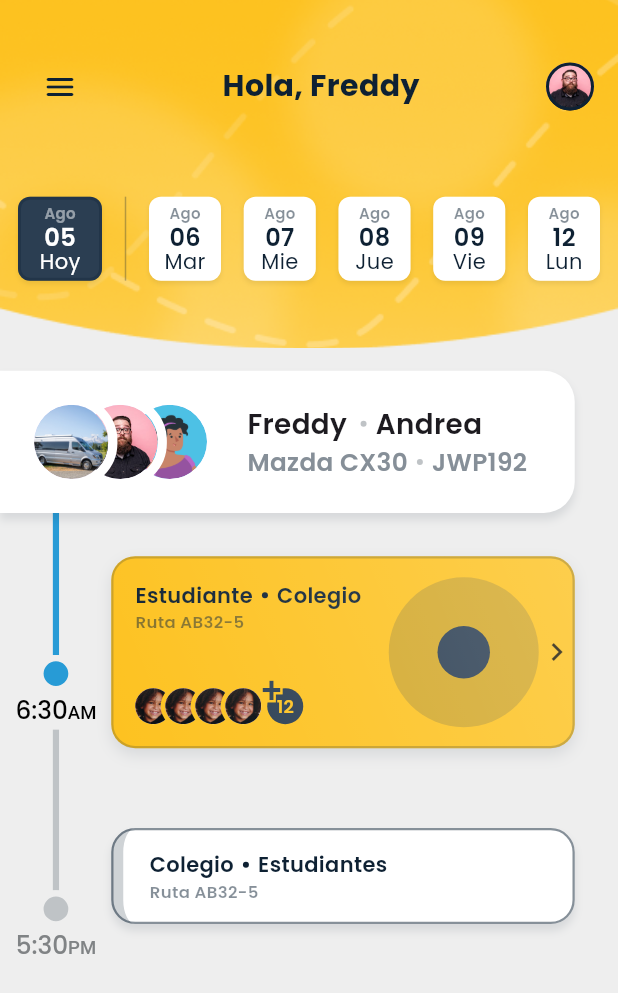
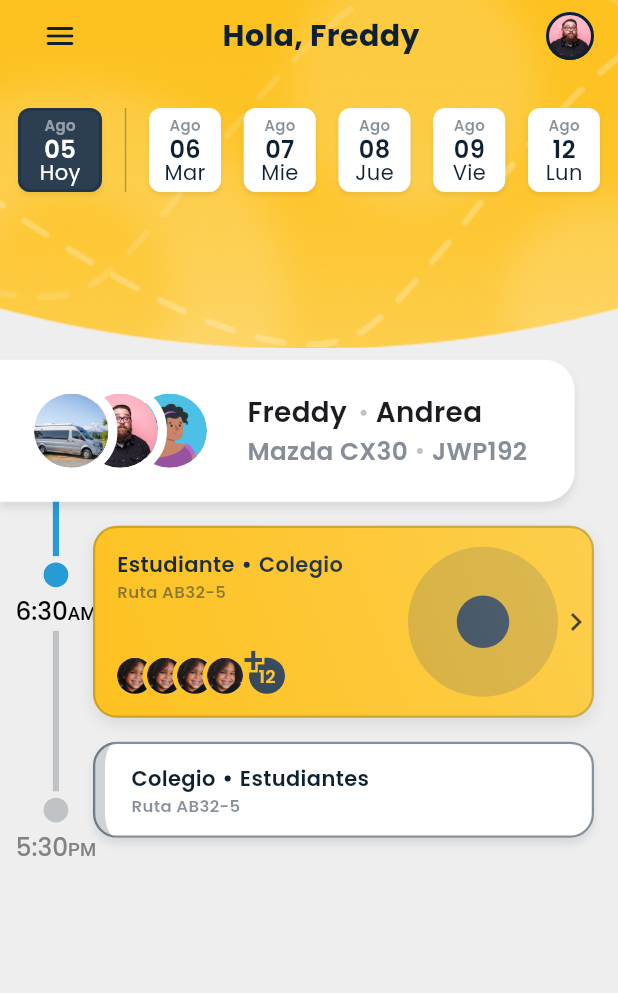
Before and after one commit to Francisco-V98/dashboard_busbanz_practice, a Flutter app: the PrincipalPage screen opened by its route, on a phone screen of 412 x 824 dp. Shown: the top 993 px of the screen. Run offline on Flutter 3.47's test engine with Material 3 defaults, Android fonts, the phone set to English and light mode, and no system bars; our stand-ins replace flutter_riverpod, go_router.

Commit message:
finish practice principal screen

```diff
--- a/lib/screens/Principal_Page/principal_page.dart
+++ b/lib/screens/Principal_Page/principal_page.dart
@@ -5,71 +5,92 @@ class PrincipalPage extends StatelessWidget {
 
   @override
   Widget build(BuildContext context) {
-    final size = MediaQuery.of(context).size;
-
-    return Scaffold(
+    return const Scaffold(
       backgroundColor: AppColors.bgBotLight,
       body: Column(
+        crossAxisAlignment: CrossAxisAlignment.start,
         children: [
-          Expanded(
-            child: Stack(
-              children: [
-                AspectRatio(
-                  aspectRatio: 16 / 9,
-                  child: Image.asset(
-                    "assets/images/fondo_amarillo.png",
-                    fit: BoxFit.cover,
-                  ),
-                ),
-                Positioned(
-                  top: size.height * 0.13,
-                  left: 0,
-                  right: 0,
-                  child: const CalendarContainerGroup(),
-                ),
-                SizedBox(
-                  height: size.height * 0.14,
-                  child: const Center(
-                    child: AppBarBusbanz(
-                      title: "Hola, Freddy",
-                      image: "assets/images/imagen_de_conductor.png",
-                    ),
-                  ),
-                ),
-                Positioned(
-                  top: size.height * 0.4,
-                  child: const TimeLine(),
-                ),
-                Positioned(
-                  top: size.height * 0.45,
-                  right: size.width * 0.07,
-                  width: size.width * 0.75,
-                  child: const CardActiveRoute(
+          HeaderSection(),
+          SizedBox(height: 8),
+          BodySection(),
+        ],
+      ),
+    );
+  }
+}
+
+class BodySection extends StatelessWidget {
+  const BodySection({
+    super.key,
+  });
+
+  @override
+  Widget build(BuildContext context) {
+    return const Stack(
+      children: [
+        Padding(
+          padding: EdgeInsets.only(top: 24),
+          child: TimeLine(),
+        ),
+        Column(
+          crossAxisAlignment: CrossAxisAlignment.start,
+          children: [
+            TimeLineHeader(),
+            SizedBox(height: 16),
+            Padding(
+              padding: EdgeInsets.only(left: 62, right: 16),
+              child: Column(
+                children: [
+                  CardActiveRoute(
                     textLeft: 'Estudiante',
                     textRight: 'Colegio',
                     textbuttom: 'Ruta AB32-5',
                     numberUser: 12,
                   ),
-                ),
-                Positioned(
-                  top: size.height * 0.3,
-                  child: const TimeLineHeader(),
-                ),
-                Positioned(
-                  width: size.width * 0.75,
-                  right: size.width * 0.07,
-                  top: size.height * 0.67,
-                  child: const CardDefault(
+                  SizedBox(height: 16),
+                  CardDefault(
                     textLeft: "Colegio",
                     textRight: "Estudiantes",
                     textbuttom: "Ruta AB32-5",
                   ),
-                ),
-              ],
+                ],
+              ),
             ),
-          ),
-        ],
-      ),
+          ],
+        ),
+      ],
     );
   }
 }
+
+class HeaderSection extends StatelessWidget {
+  const HeaderSection({
+    super.key,
+  });
+
+  @override
+  Widget build(BuildContext context) {
+    return Stack(
+      children: [
+        AspectRatio(
+          aspectRatio: 16 / 9,
+          child: Image.asset(
+            "assets/images/fondo_amarillo.png",
+            fit: BoxFit.cover,
+          ),
+        ),
+        const SafeArea(
+          child: Column(
+            children: [
+              AppBarBusbanz(
+                title: 'Hola, Freddy',
+                image: 'assets/images/imagen_de_conductor.png',
+              ),
+              CalendarContainerGroup(),
+            ],
+          ),
+        ),
+      ],
+    );
+  }
+}
```
